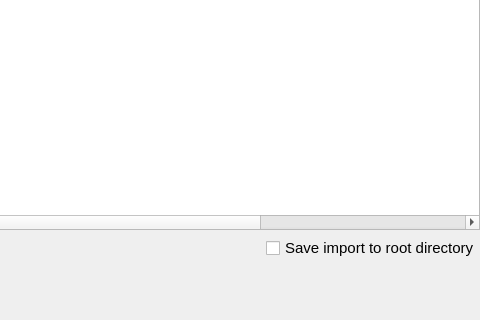
Old version of the form designer/MapImportDialog.ui in the repository dhasterok/LaserMapExplorer; both pictures show x 177 to 657 and y 317 to 637 of the 1024 by 637 pixel window.
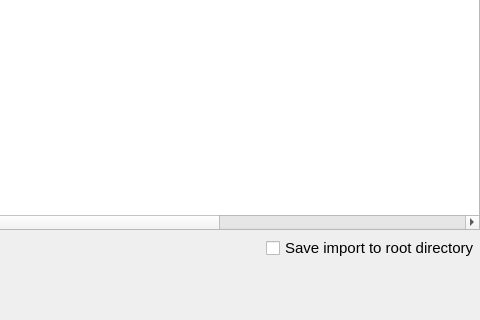
New version of the form. Icons and pictures are not drawn.

What changed in the file:
```diff
--- a/designer/MapImportDialog.ui
+++ b/designer/MapImportDialog.ui
@@ -408,6 +408,11 @@
 (µm)</string>
            </property>
           </column>
+          <column>
+           <property name="text">
+            <string>Line Dim.</string>
+           </property>
+          </column>
           <column>
            <property name="text">
             <string>Sweep
```
